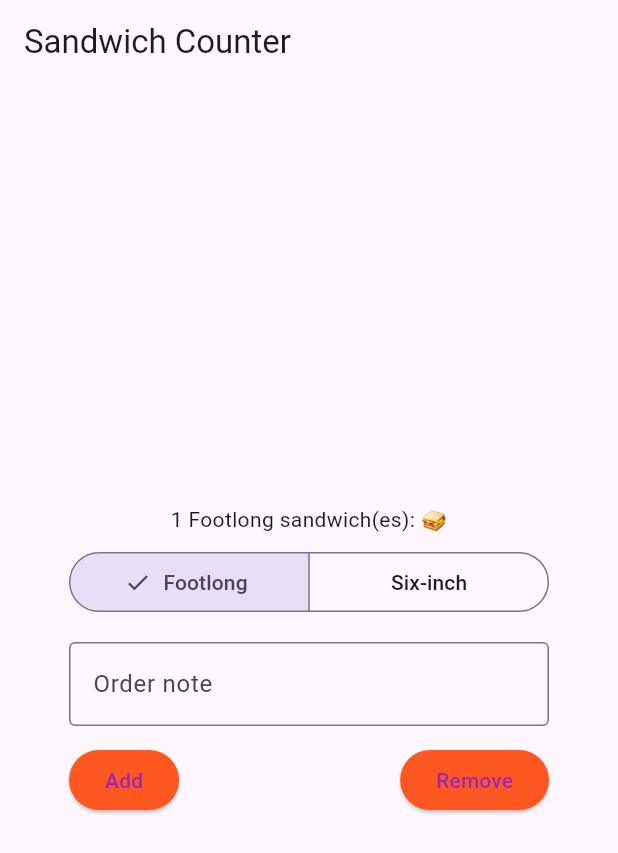
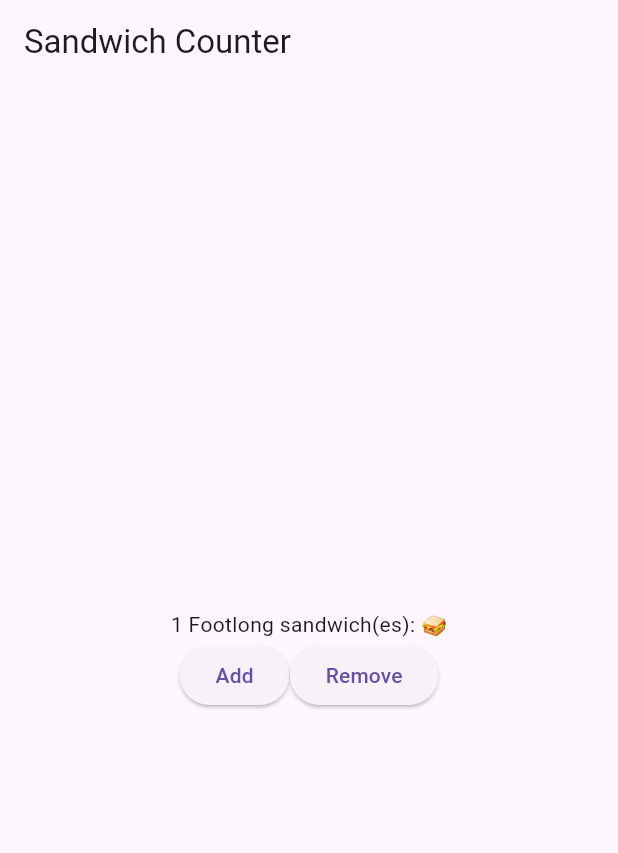
Before and after one commit to pundefined/sandwich_shop, a Flutter app: the screen it shows after launch, after a tap on "Add", on a phone screen of 412 x 824 dp. Shown: the top 853 px of the screen. Run offline on Flutter 3.47's test engine with Material 3 defaults, Android fonts, the phone set to English and light mode, and no system bars.

Commit message:
Revert to week 4 template code

```diff
--- a/lib/main.dart
+++ b/lib/main.dart
@@ -29,39 +29,16 @@ class OrderScreen extends StatefulWidget {
 
 class _OrderScreenState extends State<OrderScreen> {
   int _quantity = 0;
-  String _note = '';
-  late final TextEditingController _noteController;
-  String _selectedType = 'Footlong';
-  static const List<String> _sandwichTypes = ['Footlong', 'Six-inch'];
-
-  @override
-  void initState() {
-    super.initState();
-    _noteController = TextEditingController();
-  }
-
-  @override
-  void dispose() {
-    _noteController.dispose();
-    super.dispose();
-  }
 
   void _increaseQuantity() {
     if (_quantity < widget.maxQuantity) {
-      setState(() {
-        _note = _noteController.text;
-        _quantity++;
-        print('Current quantity: $_quantity');
-      });
+      setState(() => _quantity++);
     }
   }
 
   void _decreaseQuantity() {
     if (_quantity > 0) {
-      setState(() {
-        _note = _noteController.text;
-        _quantity--;
-      });
+      setState(() => _quantity--);
     }
   }
 
@@ -77,64 +54,20 @@ class _OrderScreenState extends State<OrderScreen> {
           children: <Widget>[
             OrderItemDisplay(
               _quantity,
-              _selectedType,
-              note: _note,
+              'Footlong',
             ),
-            const SizedBox(height: 8),
-            SizedBox(
-              width: 320,
-              child: SegmentedButton<String>(
-                segments: const <ButtonSegment<String>>[
-                  ButtonSegment(value: 'Footlong', label: Text('Footlong')),
-                  ButtonSegment(value: 'Six-inch', label: Text('Six-inch')),
-                ],
-                selected: <String>{_selectedType},
-                onSelectionChanged: (Set<String> newSelection) {
-                  if (newSelection.isEmpty) return;
-                  setState(() => _selectedType = newSelection.first);
-                },
-              ),
-            ),
-            const SizedBox(height: 16),
-            SizedBox(
-              width: 320,
-              child: TextField(
-                controller: _noteController,
-                decoration: const InputDecoration(
-                  labelText: 'Order note',
-                  hintText: 'e.g., no onions, extra pickles',
-                  border: OutlineInputBorder(),
-                ),
-                textInputAction: TextInputAction.done,
-              ),
-            ),
-            const SizedBox(height: 12),
-            // Wrap the Row in the same SizedBox width as the TextField
-            SizedBox(
-              width: 320,
-              child: Row(
-                mainAxisAlignment: MainAxisAlignment.spaceBetween,
+            Row(
+              mainAxisAlignment: MainAxisAlignment.center,
               children: [
                 ElevatedButton(
-                    style: ElevatedButton.styleFrom(
-                      backgroundColor: Colors.deepOrange,
-                      foregroundColor: Colors.purple,
-                    ),
-                    onPressed: _quantity < widget.maxQuantity
-                        ? _increaseQuantity
-                        : null,
+                  onPressed: _increaseQuantity,
                   child: const Text('Add'),
                 ),
                 ElevatedButton(
-                    style: ElevatedButton.styleFrom(
-                      backgroundColor: Colors.deepOrange,
-                      foregroundColor: Colors.purple,
-                    ),
-                    onPressed: _quantity > 0 ? _decreaseQuantity : null,
+                  onPressed: _decreaseQuantity,
                   child: const Text('Remove'),
                 ),
               ],
-              ),
             ),
           ],
         ),
@@ -146,17 +79,11 @@ class _OrderScreenState extends State<OrderScreen> {
 class OrderItemDisplay extends StatelessWidget {
   final int quantity;
   final String itemType;
-  final String note;
 
-  const OrderItemDisplay(this.quantity, this.itemType,
-      {super.key, this.note = ''});
+  const OrderItemDisplay(this.quantity, this.itemType, {super.key});
 
   @override
   Widget build(BuildContext context) {
-    final noteText = note.isNotEmpty ? '\nNote: $note' : '';
-    return Text(
-      '$quantity $itemType sandwich(es): ${'🥪' * quantity}$noteText',
-      textAlign: TextAlign.center,
-    );
+    return Text('$quantity $itemType sandwich(es): ${'🥪' * quantity}');
   }
 }
```
Lines whose indentation alone changed are shown as unchanged.
